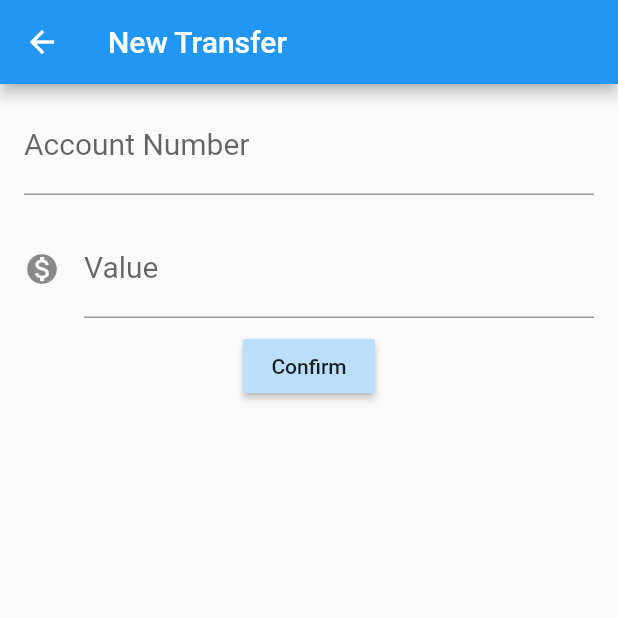
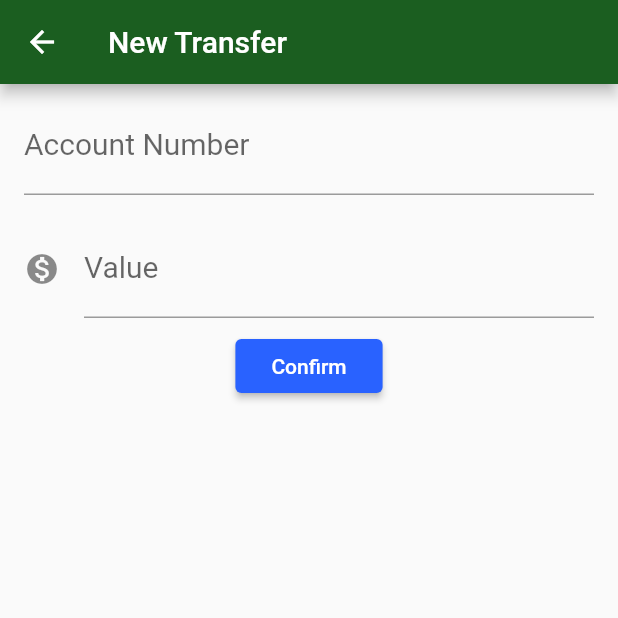
Before and after one commit to feMoraes0/flutter-alura, a Flutter app: the screen it shows after launch, after a tap on the "add" icon, on a phone screen of 412 x 824 dp, the top half of it. Run offline on Flutter 3.47's test engine with Material 2 defaults, Android fonts, the phone set to English and light mode, and no system bars.

Commit message:
Lesson 05.05 - Adding colors

```diff
--- a/lib/main.dart
+++ b/lib/main.dart
@@ -6,6 +6,14 @@ class App extends StatelessWidget {
   @override
   Widget build(BuildContext context) {
     return MaterialApp(
+      theme: ThemeData(
+        primaryColor: Colors.green[900],
+        accentColor: Colors.blueAccent[700],
+        buttonTheme: ButtonThemeData(
+          buttonColor: Colors.blueAccent[700],
+          textTheme: ButtonTextTheme.primary
+        )
+      ),
       home: ListTransfers(),
       debugShowCheckedModeBanner: false,
     );
@@ -14,9 +22,7 @@ class App extends StatelessWidget {
 
 // Form of Transfers
 
-class FormTransfers extends StatefulWidget {
-
-
+class FormTransfers extends StatefulWidget  {
   @override
   State<StatefulWidget> createState() {
     return FormTransfersState();
@@ -60,8 +66,7 @@ class FormTransfersState extends State<FormTransfers> {
             ),
             RaisedButton(
               onPressed: () => _createTransfer(context),
-              child: Text("Confirm"),
-              color: Colors.blue[100],
+              child: Text("Confirm")
             )
           ],
         )
```
